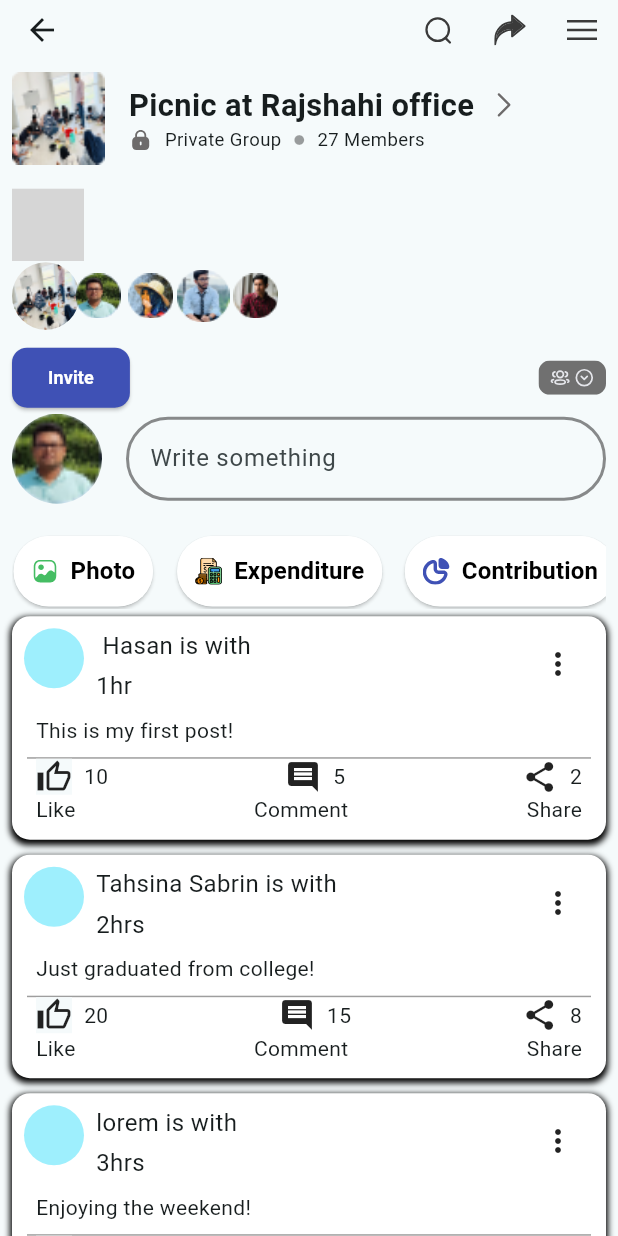
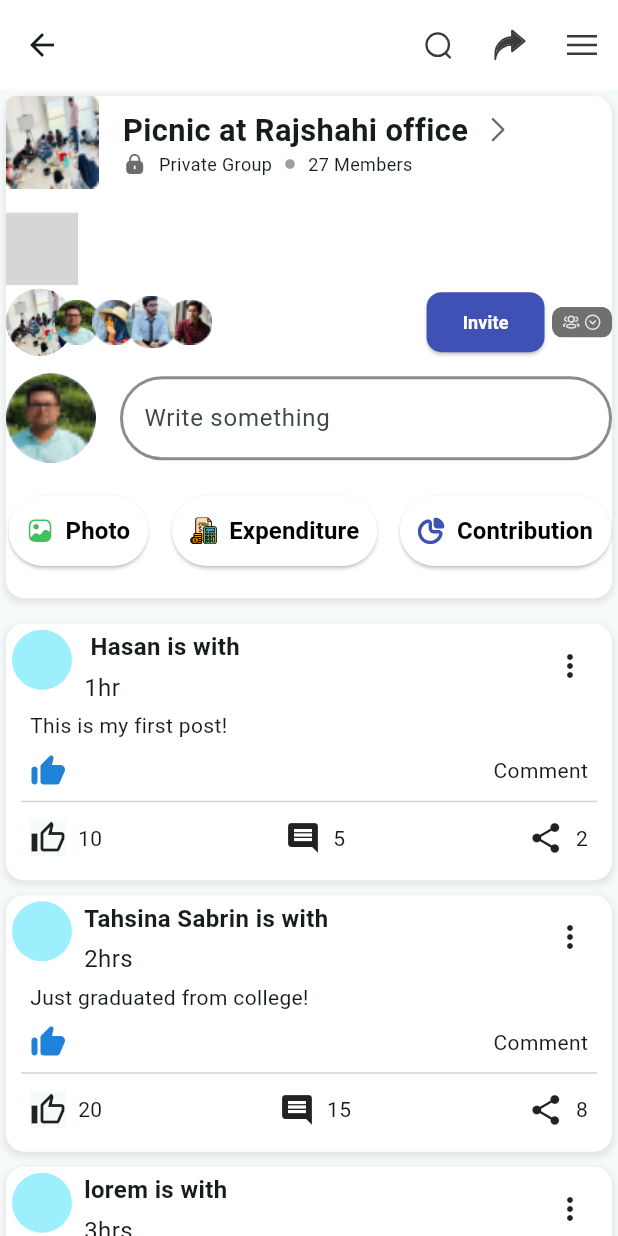
Before and after one commit to suraiya-jabin/event_home, a Flutter app: the JoinPage screen opened directly, on a phone screen of 412 x 824 dp. Run offline on Flutter 3.47's test engine with Material 3 defaults, Android fonts, the phone set to English and light mode, and no system bars; our stand-ins replace flutter_svg; grey boxes are pictures that could not be loaded.

Commit message:
Comment section added

```diff
--- a/lib/screens/body_grid.dart
+++ b/lib/screens/body_grid.dart
@@ -107,8 +107,7 @@
                                   color: Colors.white,
                                 ),
                               ),
-                          ),
-                        ),
+                            )),
                       ),
                       Positioned(
                         top: screenWidth * 0.18,
--- a/lib/screens/join_page_folder/build_group_card.dart
+++ b/lib/screens/join_page_folder/build_group_card.dart
@@ -9,13 +9,13 @@
   final List<String> memberImages;
 
   const BuildGroupCard({
-    super.key,
+    Key? key,
     required this.screenWidth,
     required this.title,
     required this.groupType,
     required this.membersCount,
     required this.memberImages,
-  });
+  }) : super(key: key);
 
   @override
   Widget build(BuildContext context) {
@@ -64,8 +64,8 @@
                           const SizedBox(width: 8),
                           Text(
                             groupType,
-                            style: TextStyle(
-                              fontSize: screenWidth * 0.03,
+                            style: const TextStyle(
+                              fontSize: 12,
                             ),
                           ),
                           const SizedBox(width: 8),
@@ -77,8 +77,8 @@
                           const SizedBox(width: 8),
                           Text(
                             membersCount,
-                            style: TextStyle(
-                              fontSize: screenWidth * 0.03,
+                            style: const TextStyle(
+                              fontSize: 12,
                             ),
                           ),
                         ],
@@ -104,7 +104,7 @@
                         children: List.generate(
                           5,
                           (imageIndex) {
-                            double leftPosition = imageIndex * 35.0;
+                            double leftPosition = imageIndex * 25.0;
                             if (imageIndex < memberImages.length) {
                               return Positioned(
                                 left: leftPosition,
@@ -126,17 +126,16 @@
                       ),
                     ),
                   ),
-                ],
-              ),
                   const SizedBox(height: 8),
                   Row(
-                mainAxisAlignment: MainAxisAlignment.spaceBetween,
                     children: [
                       ElevatedButton(
                         onPressed: () {},
                         style: ButtonStyle(
-                      backgroundColor: MaterialStateProperty.all(Colors.indigo),
-                      shape: MaterialStateProperty.all<RoundedRectangleBorder>(
+                          backgroundColor:
+                              MaterialStateProperty.all(Colors.indigo),
+                          shape:
+                              MaterialStateProperty.all<RoundedRectangleBorder>(
                             RoundedRectangleBorder(
                               borderRadius: BorderRadius.circular(10.0),
                             ),
@@ -154,11 +153,14 @@
                       const SizedBox(width: 5),
                       SvgPicture.asset(
                         'assets/icons/person_drop.svg',
-                    height: 45,
-                    width: 45,
+                        height: 40,
+                        width: 40,
                       ),
                     ],
                   ),
+                ],
+              ),
+              const SizedBox(height: 10),
             ],
           ),
         ],
--- a/lib/screens/join_page_folder/build_post.dart
+++ b/lib/screens/join_page_folder/build_post.dart
@@ -46,7 +46,7 @@
           color: Colors.white,
           boxShadow: const [
             BoxShadow(
-              color: Colors.black,
+              color: Color.fromARGB(255, 228, 228, 228),
               blurRadius: 3,
               spreadRadius: 1,
               offset: Offset(0, 2),
@@ -57,7 +57,7 @@
           crossAxisAlignment: CrossAxisAlignment.stretch,
           children: [
             Padding(
-              padding: const EdgeInsets.all(8.0),
+              padding: const EdgeInsets.all(4.0),
               child: Row(
                 crossAxisAlignment: CrossAxisAlignment.start,
                 children: [
@@ -74,7 +74,8 @@
                       children: [
                         Text(
                           '${widget.userName} is with ${widget.taggedUserName ?? ''} ${widget.feeling.isNotEmpty ? 'and feeling ${widget.feeling}' : ''}',
-                          style: const TextStyle(fontSize: 16),
+                          style: const TextStyle(
+                              fontSize: 16, fontWeight: FontWeight.bold),
                         ),
                         const SizedBox(height: 4),
                         Text(
@@ -113,12 +114,38 @@
             const SizedBox(
               height: 8,
             ),
+            const Padding(
+              padding: EdgeInsets.symmetric(horizontal: 16.0),
+              child: Row(
+                mainAxisAlignment: MainAxisAlignment.spaceBetween,
+                children: [
+                  Icon(
+                    Icons.thumb_up_alt_rounded,
+                    color: Color.fromARGB(255, 31, 130, 216),
+                  ),
+                  SizedBox(width: 8),
+                  Text(
+                    'Comment',
+                    textAlign: TextAlign.end,
+                  ),
+                  //SizedBox(width: 2),
+                  //Icon(Icons.thumb_up),
+                ],
+              ),
+            ),
+            const SizedBox(
+              height: 8,
+            ),
             Padding(
               padding: const EdgeInsets.symmetric(horizontal: 10.0),
               child: Container(
                 height: 1,
-                decoration: const BoxDecoration(color: Colors.grey),
+                decoration: const BoxDecoration(
+                    color: Color.fromARGB(255, 211, 211, 211)),
               ),
+            ),
+            const SizedBox(
+              height: 12,
             ),
             Padding(
               padding: const EdgeInsets.symmetric(horizontal: 16.0),
@@ -128,16 +155,16 @@
                   Row(
                     children: [
                       Material(
-                        child: InkWell(
+                        child: GestureDetector(
                           onTap: () {
                             setState(() {
                               changeButton = true;
                               newLikesCount++;
                             });
                           },
-                          onSecondaryTap: () {
+                          onTapCancel: () {
                             setState(() {
-                              changeButton = false;
+                              changeButton = true;
                               newLikesCount--;
                             });
                           },
@@ -154,9 +181,9 @@
                     children: [
                       GestureDetector(
                         onTap: () {
-                          setState(() {
-                            newCommentsCount++;
-                          });
+                          _displayBottomSheet(context);
+
+                          //newCommentsCount++;
                         },
                         child: const Icon(Icons.comment),
                       ),
@@ -169,7 +196,7 @@
                       GestureDetector(
                         onTap: () {
                           setState(() {
-                            newSharesCount++;
+                            //newSharesCount++;
                           });
                         },
                         child: const Icon(Icons.share),
@@ -181,25 +208,74 @@
                 ],
               ),
             ),
-            const Padding(
-              padding: EdgeInsets.symmetric(horizontal: 16.0),
-              child: Row(
-                mainAxisAlignment: MainAxisAlignment.spaceBetween,
-                children: [
-                  Text('Like'),
-                  SizedBox(width: 8),
-                  Text('Comment'),
-                  SizedBox(width: 8),
-                  Text('Share'),
-                ],
-              ),
+            const SizedBox(
+              height: 16,
             ),
-            const SizedBox(
-              height: 10,
-            )
           ],
         ),
       ),
     );
   }
+
+  Future _displayBottomSheet(BuildContext context) {
+    return showModalBottomSheet(
+        context: context,
+        shape: const RoundedRectangleBorder(
+            borderRadius: BorderRadius.vertical(top: Radius.circular(30))),
+        builder: (BuildContext context) {
+          return Padding(
+            padding: EdgeInsets.only(
+                bottom: MediaQuery.of(context).viewInsets.bottom),
+            child: SingleChildScrollView(
+              child: Container(
+                padding: const EdgeInsets.all(20),
+                child: Column(
+                  mainAxisSize: MainAxisSize.min,
+                  crossAxisAlignment: CrossAxisAlignment.start,
+                  children: [
+                    const Text(
+                      'Write a comment',
+                      style: TextStyle(
+                        fontWeight: FontWeight.bold,
+                        fontSize: 20,
+                      ),
+                    ),
+                    const SizedBox(height: 10),
+                    TextFormField(
+                      maxLines: 3,
+                      minLines: 1,
+                      decoration: const InputDecoration(
+                        hintText: "Write your comment here...",
+                        border: OutlineInputBorder(
+                          borderRadius: BorderRadius.all(Radius.circular(10)),
+                        ),
+                      ),
+                    ),
+                    const SizedBox(height: 20),
+                    Row(
+                      mainAxisAlignment: MainAxisAlignment.end,
+                      children: [
+                        ElevatedButton(
+                          onPressed: () {
+                            Navigator.pop(context);
+                          },
+                          child: const Text('Cancel'),
+                        ),
+                        const SizedBox(width: 10),
+                        ElevatedButton(
+                          onPressed: () {
+                            // Add your comment submission logic here
+                            Navigator.pop(context);
+                          },
+                          child: const Text('Post'),
+                        ),
+                      ],
+                    ),
+                  ],
+                ),
+              ),
+            ),
+          );
+        });
+  }
 }
--- a/lib/screens/join_page_folder/custom_button.dart
+++ b/lib/screens/join_page_folder/custom_button.dart
@@ -47,7 +47,10 @@
                 // height: screenWidth * 0.05,
                 // width: screenWidth * 0.1,
               ),
-              const SizedBox(width: 8),
+              const SizedBox(
+                width: 8,
+                height: 8,
+              ),
               Text(
                 buttonText,
                 style: const TextStyle(
--- a/lib/screens/join_page_folder/join_page.dart
+++ b/lib/screens/join_page_folder/join_page.dart
@@ -1,6 +1,5 @@
 import 'package:event_home/screens/join_page_folder/build_group_card.dart';
 import 'package:event_home/screens/join_page_folder/custom_button.dart';
-import 'package:flutter/cupertino.dart';
 import 'package:flutter/material.dart';
 import 'package:flutter_svg/flutter_svg.dart';
 import 'build_post.dart';
@@ -43,7 +42,8 @@
   Widget build(BuildContext context) {
     return Scaffold(
       appBar: AppBar(
-        toolbarHeight: 40,
+        backgroundColor: Colors.white,
+        toolbarHeight: 60,
         actions: [
           IconButton(
             icon: SvgPicture.asset(
@@ -67,9 +67,24 @@
       ),
       body: SingleChildScrollView(
         child: Padding(
-          padding: const EdgeInsets.all(8),
+          padding: const EdgeInsets.all(4),
           child: Column(
             crossAxisAlignment: CrossAxisAlignment.start,
+            children: [
+              Container(
+                decoration: BoxDecoration(
+                  borderRadius: BorderRadius.circular(12),
+                  color: Colors.white,
+                  boxShadow: const [
+                    BoxShadow(
+                      color: Color.fromARGB(255, 228, 228, 228),
+                      blurRadius: 3,
+                      spreadRadius: 1,
+                      offset: Offset(0, 2),
+                    ),
+                  ],
+                ),
+                child: Column(
                   children: [
                     BuildGroupCard(
                       screenWidth: MediaQuery.of(context).size.width,
@@ -165,6 +180,15 @@
                         ],
                       ),
                     ),
+                    const SizedBox(
+                      height: 20,
+                    )
+                  ],
+                ),
+              ),
+              const SizedBox(
+                height: 12,
+              ),
 
               // Dynamic Post Section
               ListView.builder(
```
Lines whose indentation alone changed are shown as unchanged.
